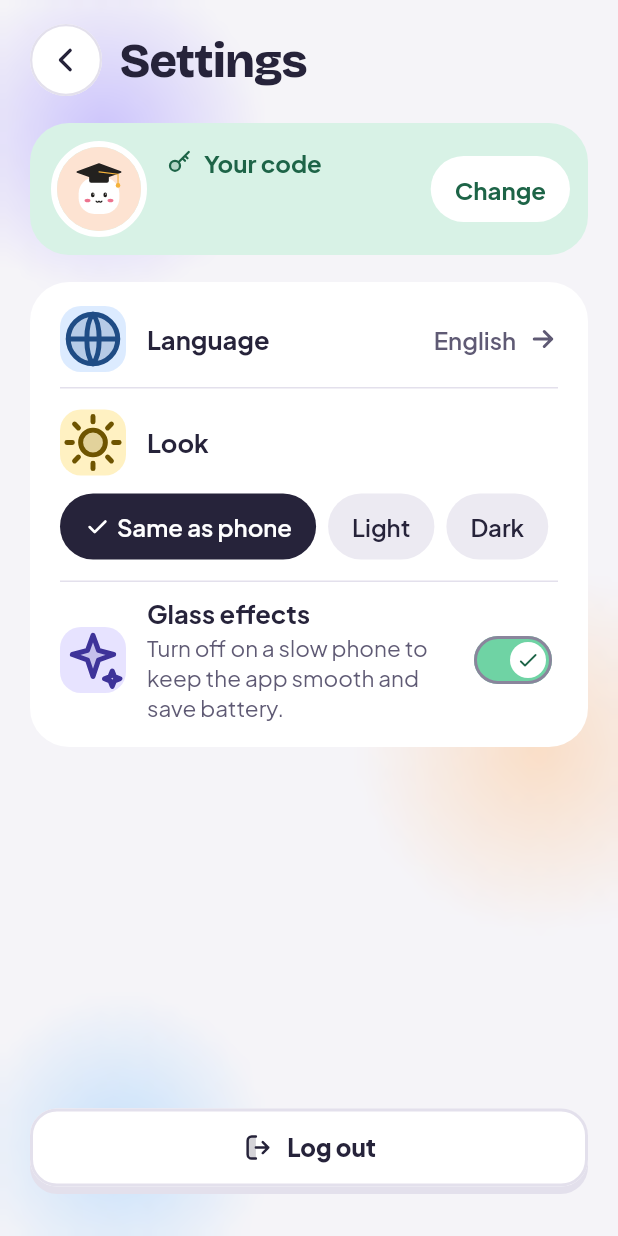
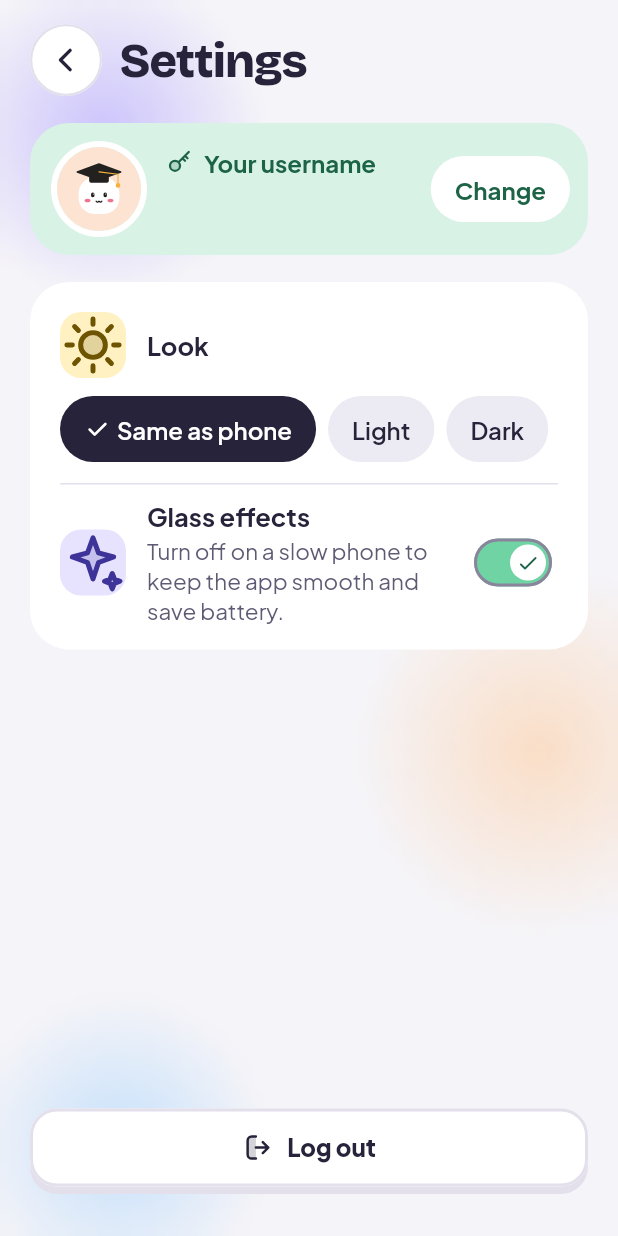
Before and after one commit to kavindya-jc/cogniguide-fyp, a Flutter app: the SettingsScreen screen opened directly with empty values, on a phone screen of 412 x 824 dp. Run offline on Flutter 3.47's test engine with Material 3 defaults, Android fonts, the phone set to English and light mode, and no system bars; our stand-ins replace flutter_animate, flutter_secure_storage, flutter_svg, shared_preferences; accounts and stored records are empty; project files that could hold a hidden picture were left out.

Commit message:
feat: update authentication terminology from "code" to "username" and add password visibility toggle

```diff
--- a/frontend/lib/l10n/app_en.arb
+++ b/frontend/lib/l10n/app_en.arb
@@ -27,39 +27,41 @@
   "languageTamil": "Tamil",
   "languageNote": "Your coach may answer in English first while we test Sinhala and Tamil.",
 
-  "fieldCode": "Anonymous code",
+  "fieldCode": "Username",
   "fieldCodeHint": "For example P001",
   "fieldPassword": "Password",
+  "passwordShow": "Show password",
+  "passwordHide": "Hide password",
   "fieldPasswordAgain": "Type the password again",
 
   "createTitle": "Create your account",
-  "createSubtitle": "No name or email needed. Just a code and a password.",
+  "createSubtitle": "No name or email needed. Just a username and a password.",
   "createSubtitleFix": "Almost there. A few small things to fix.",
   "createCodeHelp": "Letters and numbers only. Please don't use your real name.",
   "createPasswordHelp": "At least 8 characters.",
-  "createWriteItDown": "Write your code and password down. Because we don't know who you are, we can't recover them.",
+  "createWriteItDown": "Write your username and password down. Because we don't know who you are, we can't recover them.",
   "createButton": "Create account",
   "createHaveAccount": "I already have an account",
   "creatingAccount": "Creating your account",
 
-  "fixCodeEmpty": "Type a code first, for example P001.",
+  "fixCodeEmpty": "Type a username first, for example P001.",
   "fixCodeFormat": "Use only letters, numbers, _ or -, with no spaces.",
   "@fixCodeFormat": { "description": "Shown when the code has spaces, @, or other characters (so names and emails are not used)." },
-  "fixCodeTaken": "That code is taken. Try a different one, for example add a few more numbers.",
+  "fixCodeTaken": "That username is taken. Try a different one, for example add a few more numbers.",
   "fixPasswordShort": "{count, plural, =1{Your password needs at least 8 characters. Add 1 more.} other{Your password needs at least 8 characters. Add {count} more.}}",
   "@fixPasswordShort": {
     "placeholders": { "count": { "type": "int" } }
   },
   "fixPasswordsDontMatch": "The two passwords don't match yet. Type it again slowly.",
   "fixPasswordEmpty": "Type your password.",
-  "fixDetailsDontMatch": "That code and password don't match. Check them and try again.",
+  "fixDetailsDontMatch": "That username and password don't match. Check them and try again.",
   "fixTooManyTries": "Too many tries. Please wait 15 minutes and try again.",
   "loginExpired": "Please log in again. Your progress is saved.",
   "fixSomethingWrong": "Something went wrong. Please try again.",
 
   "loginTitle": "Welcome back",
-  "loginSubtitle": "Log in with your code and password.",
-  "loginPrivacy": "Your code keeps your progress private. This is not a test and nobody grades you.",
+  "loginSubtitle": "Log in with your username and password.",
+  "loginPrivacy": "Your username keeps your progress private. This is not a test and nobody grades you.",
   "loginButton": "Log in",
   "loginNewHere": "New here? Create an account",
   "loggingIn": "Logging you in",
@@ -85,8 +87,8 @@
 
   "settingsTitle": "Settings",
   "settingsBack": "Back to problems",
-  "settingsYourCode": "Your code: {code}",
-  "settingsYourCodeLabel": "Your code",
+  "settingsYourCode": "Your username: {code}",
+  "settingsYourCodeLabel": "Your username",
   "@settingsYourCode": {
     "placeholders": { "code": { "type": "String" } }
   },
@@ -121,7 +123,7 @@
   "momentTryAnother": "Try another problem",
   "momentSeeProgress": "See my progress",
   "logoutTitle": "Log out?",
-  "logoutText": "You'll need your code and password to log back in. Your progress stays saved.",
+  "logoutText": "You'll need your username and password to log back in. Your progress stays saved.",
   "logoutStay": "Stay",
 
   "chatCoachTitle": "Your thinking coach",
--- a/frontend/lib/l10n/app_localizations.dart
+++ b/frontend/lib/l10n/app_localizations.dart
@@ -205,7 +205,7 @@ abstract class AppLocalizations {
   /// No description provided for @fieldCode.
   ///
   /// In en, this message translates to:
-  /// **'Anonymous code'**
+  /// **'Username'**
   String get fieldCode;
 
   /// No description provided for @fieldCodeHint.
@@ -219,6 +219,18 @@ abstract class AppLocalizations {
   /// In en, this message translates to:
   /// **'Password'**
   String get fieldPassword;
+
+  /// No description provided for @passwordShow.
+  ///
+  /// In en, this message translates to:
+  /// **'Show password'**
+  String get passwordShow;
+
+  /// No description provided for @passwordHide.
+  ///
+  /// In en, this message translates to:
+  /// **'Hide password'**
+  String get passwordHide;
 
   /// No description provided for @fieldPasswordAgain.
   ///
@@ -235,7 +247,7 @@ abstract class AppLocalizations {
   /// No description provided for @createSubtitle.
   ///
   /// In en, this message translates to:
-  /// **'No name or email needed. Just a code and a password.'**
+  /// **'No name or email needed. Just a username and a password.'**
   String get createSubtitle;
 
   /// No description provided for @createSubtitleFix.
@@ -259,7 +271,7 @@ abstract class AppLocalizations {
   /// No description provided for @createWriteItDown.
   ///
   /// In en, this message translates to:
-  /// **'Write your code and password down. Because we don\'t know who you are, we can\'t recover them.'**
+  /// **'Write your username and password down. Because we don\'t know who you are, we can\'t recover them.'**
   String get createWriteItDown;
 
   /// No description provided for @createButton.
@@ -283,7 +295,7 @@ abstract class AppLocalizations {
   /// No description provided for @fixCodeEmpty.
   ///
   /// In en, this message translates to:
-  /// **'Type a code first, for example P001.'**
+  /// **'Type a username first, for example P001.'**
   String get fixCodeEmpty;
 
   /// Shown when the code has spaces, @, or other characters (so names and emails are not used).
@@ -295,7 +307,7 @@ abstract class AppLocalizations {
   /// No description provided for @fixCodeTaken.
   ///
   /// In en, this message translates to:
-  /// **'That code is taken. Try a different one, for example add a few more numbers.'**
+  /// **'That username is taken. Try a different one, for example add a few more numbers.'**
   String get fixCodeTaken;
 
   /// No description provided for @fixPasswordShort.
@@ -319,7 +331,7 @@ abstract class AppLocalizations {
   /// No description provided for @fixDetailsDontMatch.
   ///
   /// In en, this message translates to:
-  /// **'That code and password don\'t match. Check them and try again.'**
+  /// **'That username and password don\'t match. Check them and try again.'**
   String get fixDetailsDontMatch;
 
   /// No description provided for @fixTooManyTries.
@@ -349,13 +361,13 @@ abstract class AppLocalizations {
   /// No description provided for @loginSubtitle.
   ///
   /// In en, this message translates to:
-  /// **'Log in with your code and password.'**
+  /// **'Log in with your username and password.'**
   String get loginSubtitle;
 
   /// No description provided for @loginPrivacy.
   ///
   /// In en, this message translates to:
-  /// **'Your code keeps your progress private. This is not a test and nobody grades you.'**
+  /// **'Your username keeps your progress private. This is not a test and nobody grades you.'**
   String get loginPrivacy;
 
   /// No description provided for @loginButton.
@@ -469,13 +481,13 @@ abstract class AppLocalizations {
   /// No description provided for @settingsYourCode.
   ///
   /// In en, this message translates to:
-  /// **'Your code: {code}'**
+  /// **'Your username: {code}'**
   String settingsYourCode(String code);
 
   /// No description provided for @settingsYourCodeLabel.
   ///
   /// In en, this message translates to:
-  /// **'Your code'**
+  /// **'Your username'**
   String get settingsYourCodeLabel;
 
   /// No description provided for @settingsLanguage.
@@ -631,7 +643,7 @@ abstract class AppLocalizations {
   /// No description provided for @logoutText.
   ///
   /// In en, this message translates to:
-  /// **'You\'ll need your code and password to log back in. Your progress stays saved.'**
+  /// **'You\'ll need your username and password to log back in. Your progress stays saved.'**
   String get logoutText;
 
   /// No description provided for @logoutStay.
--- a/frontend/lib/l10n/app_localizations_en.dart
+++ b/frontend/lib/l10n/app_localizations_en.dart
@@ -67,13 +67,19 @@ class AppLocalizationsEn extends AppLocalizations {
       'Your coach may answer in English first while we test Sinhala and Tamil.';
 
   @override
-  String get fieldCode => 'Anonymous code';
+  String get fieldCode => 'Username';
 
   @override
   String get fieldCodeHint => 'For example P001';
 
   @override
   String get fieldPassword => 'Password';
+
+  @override
+  String get passwordShow => 'Show password';
+
+  @override
+  String get passwordHide => 'Hide password';
 
   @override
   String get fieldPasswordAgain => 'Type the password again';
@@ -83,7 +89,7 @@ class AppLocalizationsEn extends AppLocalizations {
 
   @override
   String get createSubtitle =>
-      'No name or email needed. Just a code and a password.';
+      'No name or email needed. Just a username and a password.';
 
   @override
   String get createSubtitleFix => 'Almost there. A few small things to fix.';
@@ -97,7 +103,7 @@ class AppLocalizationsEn extends AppLocalizations {
 
   @override
   String get createWriteItDown =>
-      'Write your code and password down. Because we don\'t know who you are, we can\'t recover them.';
+      'Write your username and password down. Because we don\'t know who you are, we can\'t recover them.';
 
   @override
   String get createButton => 'Create account';
@@ -109,7 +115,7 @@ class AppLocalizationsEn extends AppLocalizations {
   String get creatingAccount => 'Creating your account';
 
   @override
-  String get fixCodeEmpty => 'Type a code first, for example P001.';
+  String get fixCodeEmpty => 'Type a username first, for example P001.';
 
   @override
   String get fixCodeFormat =>
@@ -117,7 +123,7 @@ class AppLocalizationsEn extends AppLocalizations {
 
   @override
   String get fixCodeTaken =>
-      'That code is taken. Try a different one, for example add a few more numbers.';
+      'That username is taken. Try a different one, for example add a few more numbers.';
 
   @override
   String fixPasswordShort(int count) {
@@ -139,7 +145,7 @@ class AppLocalizationsEn extends AppLocalizations {
 
   @override
   String get fixDetailsDontMatch =>
-      'That code and password don\'t match. Check them and try again.';
+      'That username and password don\'t match. Check them and try again.';
 
   @override
   String get fixTooManyTries =>
@@ -155,11 +161,11 @@ class AppLocalizationsEn extends AppLocalizations {
   String get loginTitle => 'Welcome back';
 
   @override
-  String get loginSubtitle => 'Log in with your code and password.';
+  String get loginSubtitle => 'Log in with your username and password.';
 
   @override
   String get loginPrivacy =>
-      'Your code keeps your progress private. This is not a test and nobody grades you.';
+      'Your username keeps your progress private. This is not a test and nobody grades you.';
 
   @override
   String get loginButton => 'Log in';
@@ -223,11 +229,11 @@ class AppLocalizationsEn extends AppLocalizations {
 
   @override
   String settingsYourCode(String code) {
-    return 'Your code: $code';
+    return 'Your username: $code';
   }
 
   @override
-  String get settingsYourCodeLabel => 'Your code';
+  String get settingsYourCodeLabel => 'Your username';
 
   @override
   String get settingsLanguage => 'Language';
@@ -312,7 +318,7 @@ class AppLocalizationsEn extends AppLocalizations {
 
   @override
   String get logoutText =>
-      'You\'ll need your code and password to log back in. Your progress stays saved.';
+      'You\'ll need your username and password to log back in. Your progress stays saved.';
 
   @override
   String get logoutStay => 'Stay';
--- a/frontend/lib/screens/language_screen.dart
+++ b/frontend/lib/screens/language_screen.dart
@@ -17,6 +17,10 @@ import '../widgets/duo_icon.dart';
 ///
 /// The choice is saved on the phone. The app text stays English until the
 /// Sinhala and Tamil language files exist (Step 8).
+/// The language choice is hidden for now (English only). Sinhala and Tamil
+/// come later: set this to true to show the Language buttons again.
+const bool showLanguageChoice = false;
+
 class LanguageScreen extends StatelessWidget {
   const LanguageScreen({super.key});
 
--- a/frontend/lib/screens/settings_screen.dart
+++ b/frontend/lib/screens/settings_screen.dart
@@ -184,7 +184,7 @@ class SettingsScreen extends StatelessWidget {
                             ),
                             const SizedBox(height: 18),
 
-                            // Language and Glass effects.
+                            // Language (hidden for now), Look and Glass effects.
                             Container(
                               padding: const EdgeInsets.all(6),
                               decoration: BoxDecoration(
@@ -193,6 +193,7 @@ class SettingsScreen extends StatelessWidget {
                               ),
                               child: Column(
                                 children: [
+                                  if (showLanguageChoice) ...[
                                     ListenableBuilder(
                                       listenable: settings,
                                       builder: (context, _) => _Row(
@@ -215,6 +216,7 @@ class SettingsScreen extends StatelessWidget {
                                       ),
                                       child: Divider(height: 1, color: c.line),
                                     ),
+                                  ],
                                   ListenableBuilder(
                                     listenable: settings,
                                     builder: (context, _) => _ThemeRow(
--- a/frontend/lib/screens/welcome_screen.dart
+++ b/frontend/lib/screens/welcome_screen.dart
@@ -70,6 +70,7 @@ class WelcomeScreen extends StatelessWidget {
                                   ),
                                 ),
                               ),
+                              if (showLanguageChoice)
                                 ListenableBuilder(
                                   listenable: settings,
                                   builder: (context, _) => _LanguageChip(
--- a/frontend/lib/widgets/duo_icon.dart
+++ b/frontend/lib/widgets/duo_icon.dart
@@ -27,6 +27,8 @@ enum AppIcon {
   star,
   sparkle,
   sun,
+  eye,
+  eyeOff,
 }
 
 const _soft = 'fill="currentColor" fill-opacity="0.2"';
@@ -69,6 +71,10 @@ const Map<AppIcon, String> _shapes = {
       '<rect x="3" y="3" width="18" height="18" rx="5" $_soft/><path d="M7 15l3-3 3 2 4-5"/>',
   AppIcon.star:
       '<path d="M12 3.5l2.6 5.3 5.8.8-4.2 4.1 1 5.8L12 16.8l-5.2 2.7 1-5.8-4.2-4.1 5.8-.8z" $_soft/>',
+  AppIcon.eye:
+      '<path d="M2 12s3.6-7 10-7 10 7 10 7-3.6 7-10 7S2 12 2 12z" $_soft/><circle cx="12" cy="12" r="3"/>',
+  AppIcon.eyeOff:
+      '<path d="M2 12s3.6-7 10-7 10 7 10 7-3.6 7-10 7S2 12 2 12z" $_soft/><circle cx="12" cy="12" r="3"/><path d="M4 4l16 16"/>',
   AppIcon.sun:
       '<circle cx="12" cy="12" r="4.5" $_soft/><path d="M12 2.5v2M12 19.5v2M2.5 12h2M19.5 12h2M5.3 5.3l1.4 1.4M17.3 17.3l1.4 1.4M5.3 18.7l1.4-1.4M17.3 6.7l1.4-1.4"/>',
   AppIcon.sparkle:
```
Also changed, not shown: frontend/lib/widgets/labelled_field.dart (+41 -1 lines), 5 other files. Lines whose indentation alone changed are shown as unchanged.
